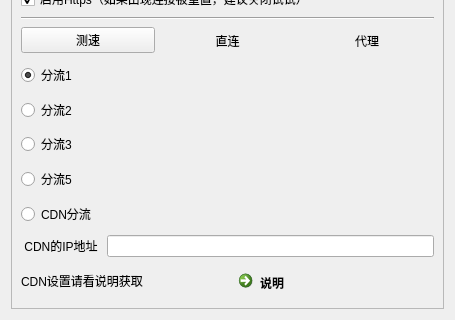
First picture: the form in ui/component/ui_login_proxy_widget.ui, repository tonquer/picacg-qt, before the edit; both pictures show x 0 to 455 and y 163 to 483 of the 455 by 483 pixel window.
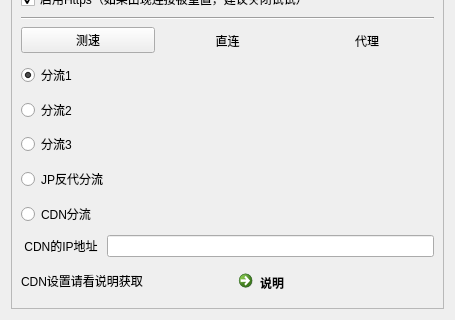
Second picture: the form after the edit. Custom widgets are drawn as their Qt base class.

```diff
--- a/ui/component/ui_login_proxy_widget.ui
+++ b/ui/component/ui_login_proxy_widget.ui
@@ -329,7 +329,7 @@
             <string>其他分流可使用时，请不要使用该分流</string>
            </property>
            <property name="text">
-            <string>分流5</string>
+            <string>JP反代分流</string>
            </property>
            <attribute name="buttonGroup">
             <string notr="true">buttonGroup</string>
```
Left out of the diff: 2 changed lines with no effect on the pictures.
